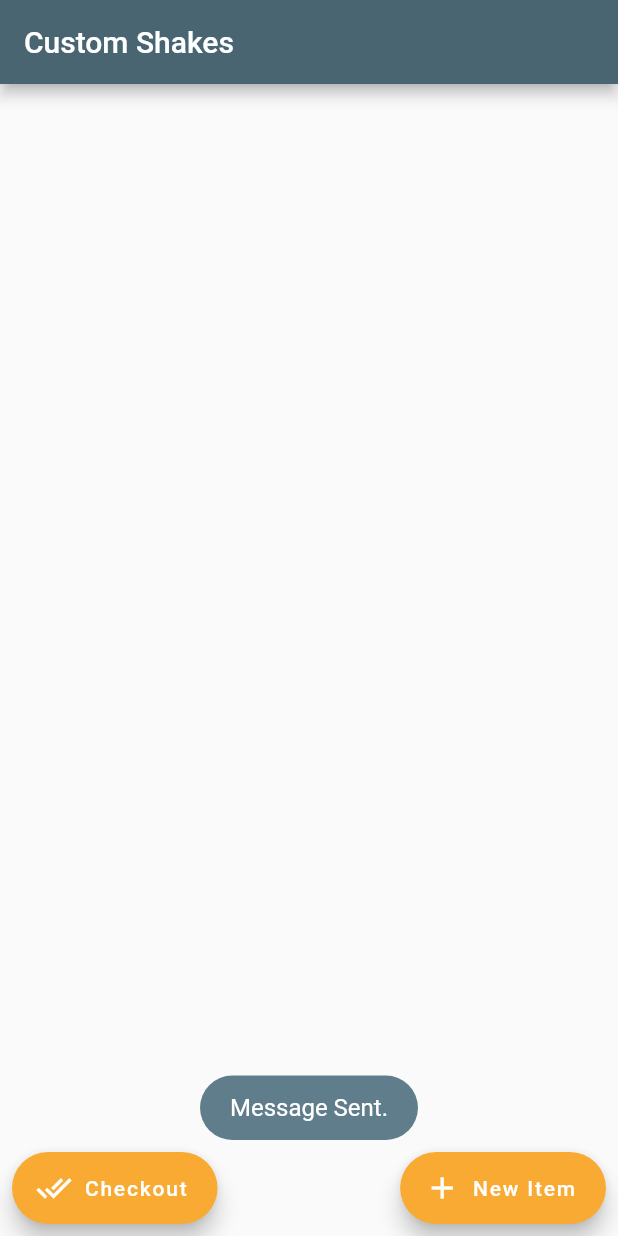
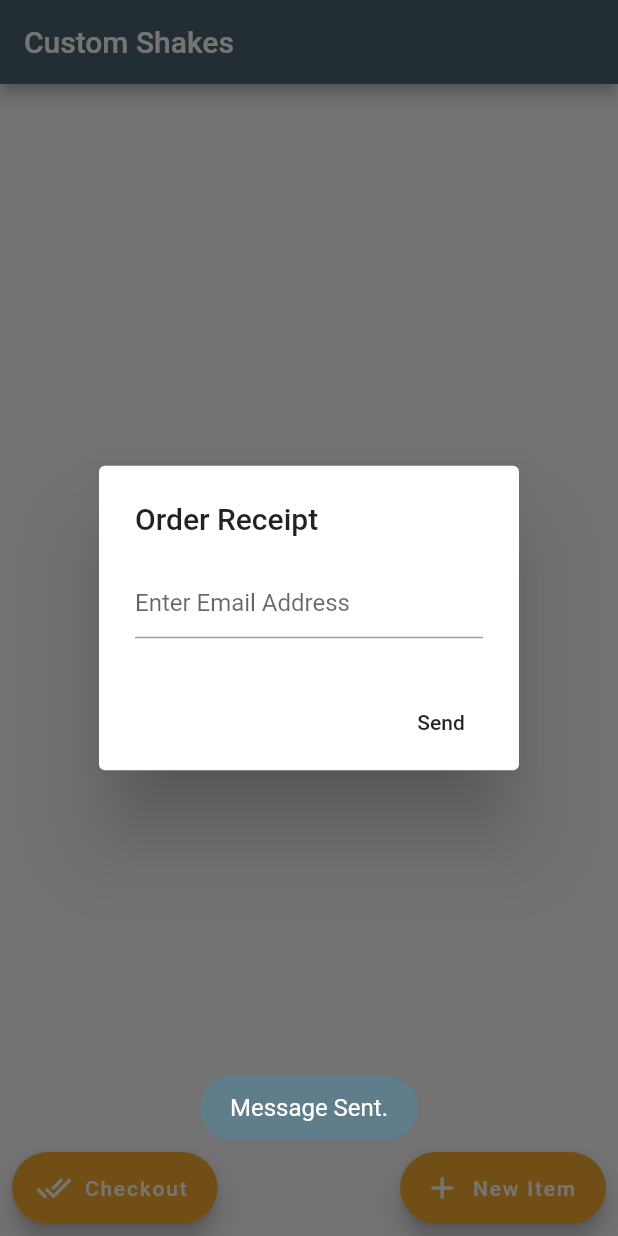
Before and after one commit to Empyreus/Custom, a Flutter app: the screen it shows after launch, after a tap on "Checkout", on a phone screen of 412 x 824 dp. Run offline on Flutter 3.47's test engine with Material 2 defaults, Android fonts, the phone set to English and light mode, and no system bars; our stand-ins replace fluttertoast, sqflite; missing offline and left inert: mailer; accounts and stored records are empty.

Commit message:
Implement Order Numbers and Email Receipts

```diff
--- a/custom_app/lib/main.dart
+++ b/custom_app/lib/main.dart
@@ -10,26 +10,64 @@ import 'package:mailer/smtp_server.dart';
 const PrimaryColor = Color.fromRGBO(74, 101, 114, 1.0);
 
 // Email User Name and Password
-String username = 'customshake430@gmail.com';
+String storeusername = 'customshake430@gmail.com';
 String password = 'csci430!';
 
-final smtpServer = gmail(username, password);
+String orderNumber;
 
 var message = Message()
-  ..from = Address(username, 'CustomShake')
-  ..recipients.add(username)
+  ..from = Address(storeusername, 'CustomShake')
+  ..recipients.add(storeusername)
   ..subject = 'Order Number: '
   ..text = 'This is the plain text.';
 
-void emailTest() async {
+Future<void> _emailAlert(BuildContext context) {
+  TextEditingController _textFieldController = TextEditingController();
+
+  return showDialog<void>(
+      context: context,
+      builder: (BuildContext context) {
+        return AlertDialog(
+            title: Text('Order Receipt'),
+            content: TextField(
+                controller: _textFieldController,
+                decoration:InputDecoration(hintText: "Enter Email Address")
+            ),
+            actions: <Widget>[
+              FlatButton(
+                child: Text('Send'),
+                onPressed: () {
+                  emailTest(_textFieldController.text.toString(), 0);
+                  Navigator.of(context).pop();
+                },
+              )
+            ]
+        );
+      }
+  );
+}
+
+void emailTest(var email, int internalExternal) async {
+  var username = email;
+  message.recipients.clear();
+  message.recipients.add(username);
+
+  var smtpServer = gmail(username, password);
+
   //Set Order Number
-  String orderNumber = "Order Number: " + DateTime.now().millisecondsSinceEpoch.toString().substring(3,12);
   message.subject = orderNumber;
 
   //Set Message
-  message.text = 'Customer Shake ${DateTime.now()}\n';
-  for(int i = 0; i < _completedShakes.length; i++){
-    message.text = message.text + _completedShakes[i]._bases[0].toString() + '  ' + _completedShakes[i]._fruits.toString() + '\n';
+  if(internalExternal == 1) {
+    message.text = 'Customer Shake ${DateTime.now()}\n';
+    for (int i = 0; i < _completedShakes.length; i++) {
+      message.text =
+          message.text + _completedShakes[i]._bases[0].toString() + '  ' +
+              _completedShakes[i]._fruits.toString() + '\n';
+    }
+  }
+  else {
+    message.text = "Your order number is " + orderNumber;
   }
 
   //Send Email
@@ -136,7 +174,8 @@ class MyApp extends StatelessWidget {
                 FloatingActionButton.extended(
                   backgroundColor: Color.fromRGBO(249, 170, 51, 1.0),
                   onPressed:() {
-                    checkoutCart();
+                    orderNumber = "Order Number: " + DateTime.now().millisecondsSinceEpoch.toString().substring(3,12);
+                    checkoutCart(context);
                   },
                   icon: Icon(Icons.done_all),
                   label:Text("Checkout"),
@@ -163,8 +202,10 @@ class MyApp extends StatelessWidget {
   }
 }
 
-checkoutCart(){
-  emailTest();
+checkoutCart(BuildContext context){
+  _emailAlert(context);
+
+  emailTest(storeusername, 1);
   _completedShakes = <ShakeStruct>[];
   _completedStats = <Nutritional>[];
   Fluttertoast.showToast(
```
